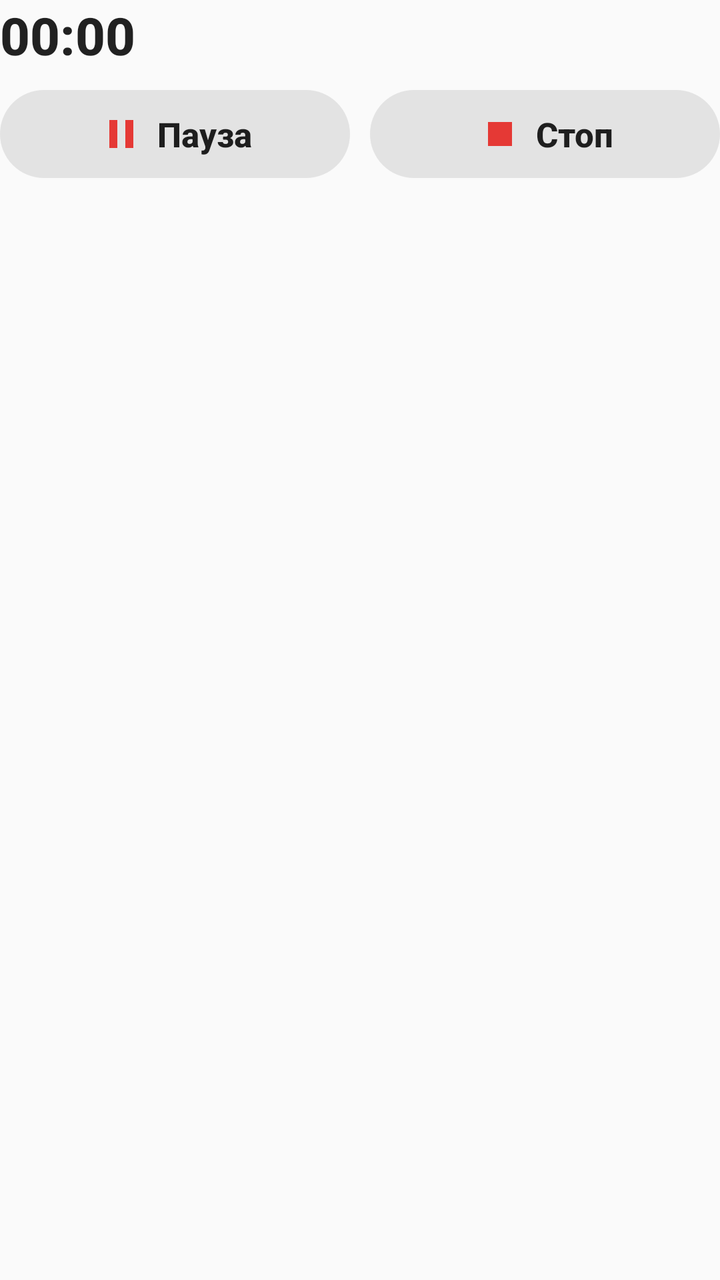
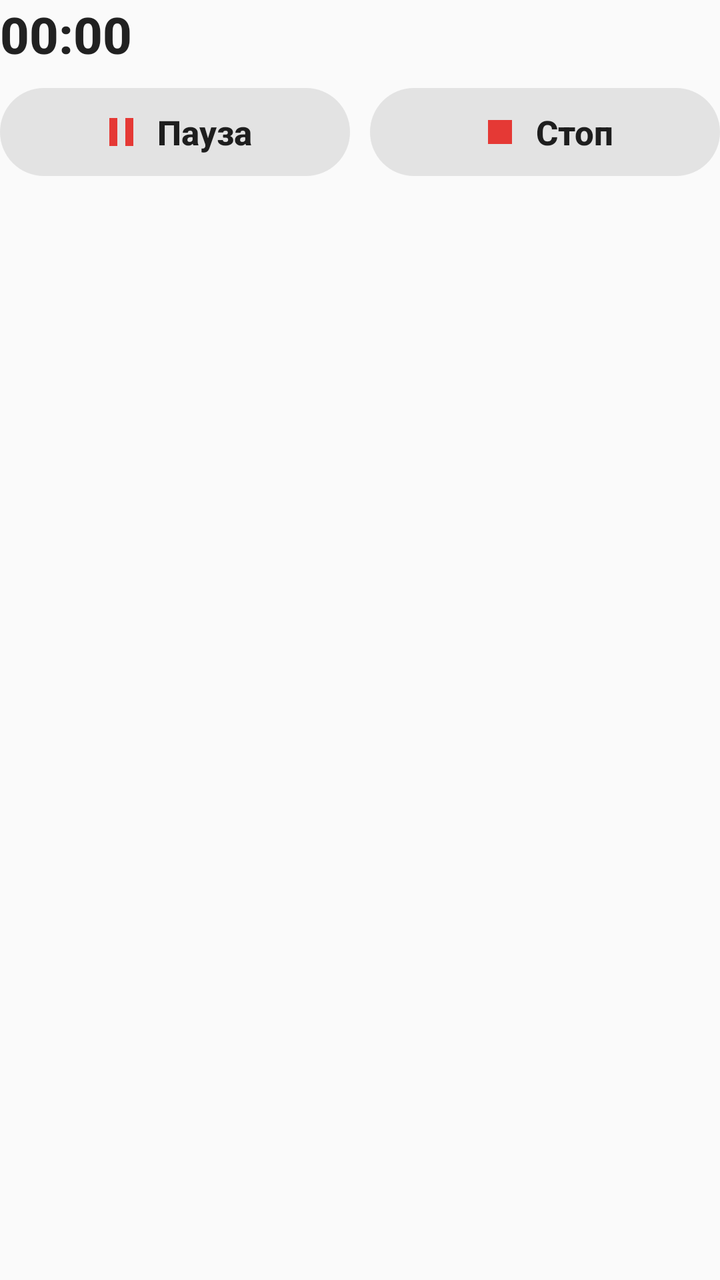

Two renders of the same Android screen: before a commit and after it. Below are the layout's source before the change and the commit's diff.
<!-- AndroidManifest.xml: application theme AppTheme -->
<!-- res/layout/note_big.xml -->
<?xml version="1.0" encoding="utf-8"?>
<LinearLayout xmlns:android="http://schemas.android.com/apk/res/android"
    android:layout_width="match_parent"
    android:layout_height="wrap_content"
    android:orientation="vertical">

    <LinearLayout
        android:id="@+id/stats"
        android:layout_width="match_parent"
        android:layout_height="wrap_content"
        android:baselineAligned="true"
        android:orientation="horizontal">

        <Chronometer
            android:id="@+id/time"
            style="@style/TextAppearance.Compat.Notification.Title"
            android:layout_width="wrap_content"
            android:layout_height="wrap_content"
            android:textSize="26sp"
            android:textStyle="bold" />

        <TextView
            android:id="@+id/km"
            style="@style/TextAppearance.Compat.Notification.Title"
            android:layout_width="0dp"
            android:layout_height="wrap_content"
            android:layout_weight="1"
            android:gravity="center_horizontal"
            android:textSize="26sp"
            android:textStyle="bold" />

        <TextView
            android:id="@+id/max"
            style="@style/TextAppearance.Compat.Notification.Title"
            android:layout_width="wrap_content"
            android:layout_height="wrap_content"
            android:maxLines="1"
            android:textSize="26sp"
            android:textStyle="bold" />
    </LinearLayout>

    <TextView
        android:id="@+id/ask"
        style="@style/TextAppearance.Compat.Notification.Title"
        android:layout_width="match_parent"
        android:layout_height="wrap_content"
        android:text="Остановить запись и сохранить трек?"
        android:textSize="20sp"
        android:textStyle="bold"
        android:visibility="gone" />

    <LinearLayout
        android:layout_width="match_parent"
        android:layout_height="wrap_content"
        android:layout_marginTop="10dp"
        android:orientation="horizontal">

        <LinearLayout
            android:id="@+id/toggle"
            android:layout_width="0dp"
            android:layout_height="44dp"
            android:layout_weight="1"
            android:background="@drawable/note_button"
            android:gravity="center"
            android:orientation="horizontal">

            <ImageView
                android:id="@+id/toggleIcon"
                android:layout_width="24dp"
                android:layout_height="24dp"
                android:src="@drawable/ic_note_pause" />

            <TextView
                android:id="@+id/toggleText"
                style="@style/TextAppearance.Compat.Notification.Title"
                android:layout_width="wrap_content"
                android:layout_height="wrap_content"
                android:layout_marginStart="6dp"
                android:maxLines="1"
                android:text="Пауза"
                android:textSize="17sp"
                android:textStyle="bold" />
        </LinearLayout>

        <LinearLayout
            android:id="@+id/stop"
            android:layout_width="0dp"
            android:layout_height="44dp"
            android:layout_weight="1"
            android:layout_marginStart="10dp"
            android:background="@drawable/note_button"
            android:gravity="center"
            android:orientation="horizontal">

            <ImageView
                android:id="@+id/stopIcon"
                android:layout_width="24dp"
                android:layout_height="24dp"
                android:src="@drawable/ic_note_stop" />

            <TextView
                android:id="@+id/stopText"
                style="@style/TextAppearance.Compat.Notification.Title"
                android:layout_width="wrap_content"
                android:layout_height="wrap_content"
                android:layout_marginStart="6dp"
                android:maxLines="1"
                android:text="Стоп"
                android:textSize="17sp"
                android:textStyle="bold" />
        </LinearLayout>
    </LinearLayout>
</LinearLayout>
<!-- resources referenced by this layout -->
<resources>
  <!-- drawable ic_note_pause (drawable) -->
  <?xml version="1.0" encoding="utf-8"?>
  <vector xmlns:android="http://schemas.android.com/apk/res/android"
      android:width="24dp"
      android:height="24dp"
      android:viewportWidth="24"
      android:viewportHeight="24">
      <path android:fillColor="#E53935" android:pathData="M6 19h4V5H6v14zm8-14v14h4V5h-4z" />
  </vector>
  <!-- drawable ic_note_stop (drawable) -->
  <?xml version="1.0" encoding="utf-8"?>
  <vector xmlns:android="http://schemas.android.com/apk/res/android"
      android:width="24dp"
      android:height="24dp"
      android:viewportWidth="24"
      android:viewportHeight="24">
      <path android:fillColor="#E53935" android:pathData="M6 6h12v12H6z" />
  </vector>
  <!-- drawable note_button (drawable) -->
  <?xml version="1.0" encoding="utf-8"?>
  <shape xmlns:android="http://schemas.android.com/apk/res/android" android:shape="rectangle">
      <solid android:color="#33888888" />
      <corners android:radius="22dp" />
  </shape>
  <style name="AppTheme" parent="Theme.AppCompat.Light.DarkActionBar">
          
          <item name="colorPrimary">@color/colorPrimary</item>
          <item name="colorPrimaryDark">@color/colorPrimaryDark</item>
          <item name="colorAccent">@color/colorAccent</item>
      </style>
</resources>

<!-- the commit's change to res/layout/note_big.xml (unified diff, before → after) -->
@@ -8,14 +8,20 @@
         android:id="@+id/stats"
         android:layout_width="match_parent"
         android:layout_height="wrap_content"
-        android:baselineAligned="true"
         android:orientation="horizontal">
 
+        
         <Chronometer
             android:id="@+id/time"
             style="@style/TextAppearance.Compat.Notification.Title"
-            android:layout_width="wrap_content"
-            android:layout_height="wrap_content"
+            android:layout_width="0dp"
+            android:layout_height="34dp"
+            android:layout_weight="1"
+            android:autoSizeMaxTextSize="26sp"
+            android:autoSizeMinTextSize="12sp"
+            android:autoSizeTextType="uniform"
+            android:gravity="start|center_vertical"
+            android:maxLines="1"
             android:textSize="26sp"
             android:textStyle="bold" />
 
@@ -23,17 +29,26 @@
             android:id="@+id/km"
             style="@style/TextAppearance.Compat.Notification.Title"
             android:layout_width="0dp"
-            android:layout_height="wrap_content"
+            android:layout_height="34dp"
             android:layout_weight="1"
-            android:gravity="center_horizontal"
+            android:autoSizeMaxTextSize="26sp"
+            android:autoSizeMinTextSize="12sp"
+            android:autoSizeTextType="uniform"
+            android:gravity="center"
+            android:maxLines="1"
             android:textSize="26sp"
             android:textStyle="bold" />
 
         <TextView
             android:id="@+id/max"
             style="@style/TextAppearance.Compat.Notification.Title"
-            android:layout_width="wrap_content"
-            android:layout_height="wrap_content"
+            android:layout_width="0dp"
+            android:layout_height="34dp"
+            android:layout_weight="1"
+            android:autoSizeMaxTextSize="26sp"
+            android:autoSizeMinTextSize="12sp"
+            android:autoSizeTextType="uniform"
+            android:gravity="end|center_vertical"
             android:maxLines="1"
             android:textSize="26sp"
             android:textStyle="bold" />
